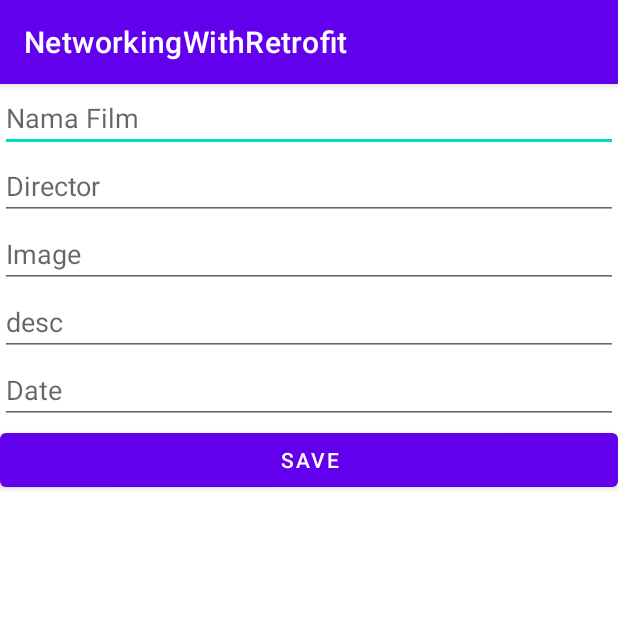
After one commit to dheevvvv/Networking-With-Retrofit, an Android app: the AddFilmActivity screen opened directly, with no data from a screen before it, on a phone screen of 412 x 824 dp, the top half of it. The commit adds this screen. Run offline under Robolectric (Android 15) with nearby library versions, the phone set to English and light mode, and no system bars.

Commit message:
adding method post and put update

```diff
--- /dev/null
+++ b/app/src/main/java/com/example/networkingwithretrofit/ui/AddFilmActivity.kt
@@ -0,0 +1,52 @@
+package com.example.networkingwithretrofit.ui
+
+import android.content.Intent
+import androidx.appcompat.app.AppCompatActivity
+import android.os.Bundle
+import android.widget.Toast
+import androidx.lifecycle.Observer
+import androidx.lifecycle.ViewModelProvider
+import com.example.networkingwithretrofit.databinding.ActivityAddFilmBinding
+import com.example.networkingwithretrofit.databinding.ActivityFilmListBinding
+import com.example.networkingwithretrofit.viewmodel.FilmViewModel
+
+class AddFilmActivity : AppCompatActivity() {
+    private lateinit var binding:ActivityAddFilmBinding
+    private lateinit var filmViewModel: FilmViewModel
+
+    override fun onCreate(savedInstanceState: Bundle?) {
+        super.onCreate(savedInstanceState)
+        binding = ActivityAddFilmBinding.inflate(layoutInflater)
+        setContentView(binding.root)
+
+        filmViewModel = ViewModelProvider(this).get(FilmViewModel::class.java)
+
+        binding.btnSave.setOnClickListener {
+            val date = binding.tvDateAdd.text.toString()
+            val director = binding.tvDirectorAdd.text.toString()
+            val description = binding.tvDescAdd.text.toString()
+            val image = binding.tvImageAdd.text.toString()
+            val name = binding.tvNameAdd.text.toString()
+            addFilm(date, description, director, image,name)
+            finish()
+//            val intent = Intent(this, FilmListActivity::class.java)
+//            startActivity(intent)
+        }
+
+    }
+
+    fun addFilm(date: String,
+                description: String,
+                director: String,
+                image: String,
+                name: String){
+
+        filmViewModel.postApiFilm(date, description, director, image, name)
+        filmViewModel.postFilm().observe(this, Observer {
+            if (it!= null){
+                Toast.makeText(this, "Data berhasil disimpan", Toast.LENGTH_SHORT).show()
+            }
+        })
+
+    }
+}
--- /dev/null
+++ b/app/src/main/java/com/example/networkingwithretrofit/viewmodel/NewsViewModel.kt
@@ -0,0 +1,4 @@
+package com.example.networkingwithretrofit.viewmodel
+
+class NewsViewModel {
+}
--- /dev/null
+++ b/app/src/main/res/drawable/ic_add.xml
@@ -0,0 +1,5 @@
+<vector android:height="24dp" android:tint="#000000"
+    android:viewportHeight="24" android:viewportWidth="24"
+    android:width="24dp" xmlns:android="http://schemas.android.com/apk/res/android">
+    <path android:fillColor="@android:color/white" android:pathData="M19,13h-6v6h-2v-6H5v-2h6V5h2v6h6v2z"/>
+</vector>
--- /dev/null
+++ b/app/src/main/res/layout/activity_add_film.xml
@@ -0,0 +1,42 @@
+<?xml version="1.0" encoding="utf-8"?>
+<LinearLayout xmlns:android="http://schemas.android.com/apk/res/android"
+    xmlns:app="http://schemas.android.com/apk/res-auto"
+    xmlns:tools="http://schemas.android.com/tools"
+    android:layout_width="match_parent"
+    android:layout_height="match_parent"
+    android:orientation="vertical"
+    tools:context=".ui.AddFilmActivity">
+
+    <EditText
+        android:id="@+id/tvNameAdd"
+        android:hint="Nama Film"
+        android:layout_width="match_parent"
+        android:layout_height="wrap_content"/>
+    <EditText
+        android:id="@+id/tvDirectorAdd"
+        android:hint="Director"
+        android:layout_width="match_parent"
+        android:layout_height="wrap_content"/>
+    <EditText
+        android:id="@+id/tvImageAdd"
+        android:hint="Image"
+        android:layout_width="match_parent"
+        android:layout_height="wrap_content"/>
+    <EditText
+        android:id="@+id/tvDescAdd"
+        android:hint="desc"
+        android:layout_width="match_parent"
+        android:layout_height="wrap_content"/>
+    <EditText
+        android:id="@+id/tvDateAdd"
+        android:hint="Date"
+        android:layout_width="match_parent"
+        android:layout_height="wrap_content"/>
+
+    <Button
+        android:id="@+id/btnSave"
+        android:text="Save"
+        android:layout_width="match_parent"
+        android:layout_height="wrap_content"/>
+
+</LinearLayout>
--- a/app/src/main/res/layout/activity_main.xml
+++ b/app/src/main/res/layout/activity_main.xml
@@ -12,4 +12,7 @@
         android:layout_height="wrap_content"/>
 
 
+
+
+
 </RelativeLayout>
```
Also changed, not shown: app/src/main/AndroidManifest.xml (+8 -5 lines), app/src/main/java/com/example/networkingwithretrofit/adapter/FilmAdapter.kt (+9 -0 lines), app/src/main/java/com/example/networkingwithretrofit/model/PostDataFilm.kt (added, +11 -0 lines), app/src/main/java/com/example/networkingwithretrofit/networking/RestfulApi.kt (+14 -0 lines), app/src/main/java/com/example/networkingwithretrofit/ui/FilmListActivity.kt (+24 -1 lines), app/src/main/java/com/example/networkingwithretrofit/ui/UpdateFilmActivity.kt (added, +46 -0 lines), app/src/main/java/com/example/networkingwithretrofit/viewmodel/FilmViewModel.kt (added, +107 -0 lines), app/src/main/res/layout/activity_film_list.xml (+10 -1 lines), app/src/main/res/layout/activity_update_film.xml (added, +42 -0 lines).
